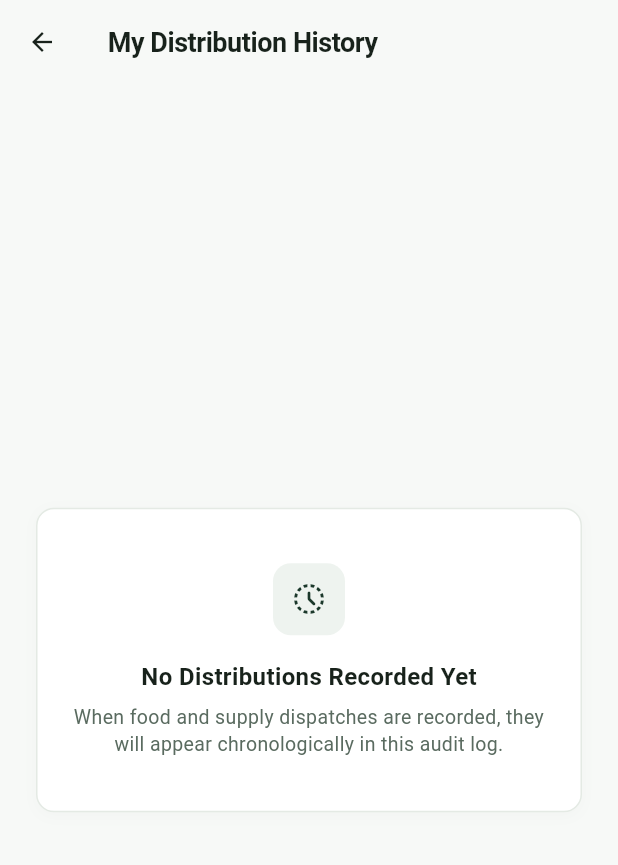
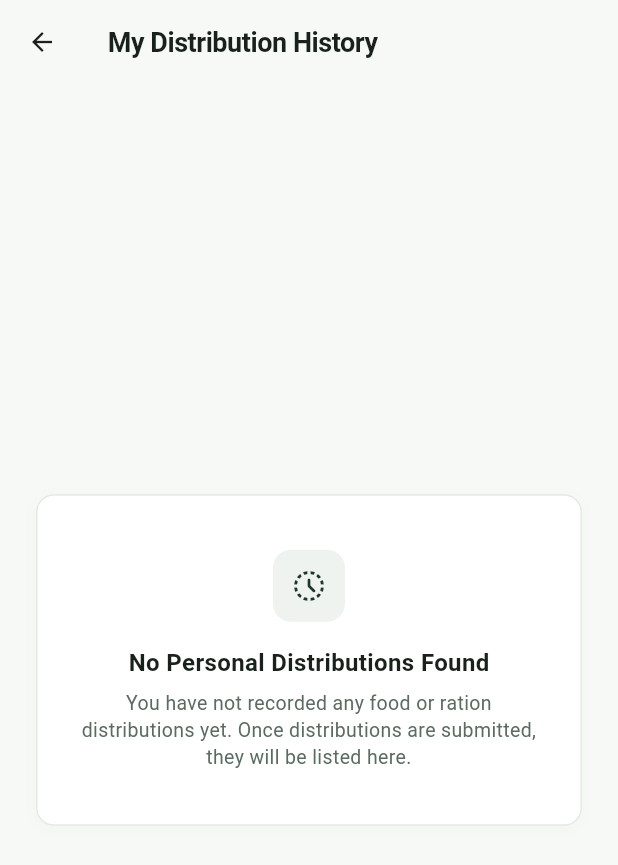
Before and after one commit to kalviumcommunity/SW2627-Flutter-AidGrid, a Flutter app: the screen it shows once a user with an empty profile is signed in, after a tap on "View Distribution History", on a phone screen of 412 x 824 dp. Shown: the top 865 px of the screen. Run offline on Flutter 3.47's test engine with Material 3 defaults, Android fonts, the phone set to English and light mode, and no system bars; our stand-ins replace cloud_firestore, firebase_auth, firebase_core; accounts and stored records are empty; statements that could not run were skipped.

Commit message:
feat: enhance Distribution History UI with clean empty state, loading spinner, and role safety

```diff
--- a/lib/screens/distribution/distribution_history_page.dart
+++ b/lib/screens/distribution/distribution_history_page.dart
@@ -1,3 +1,4 @@
+import 'package:firebase_auth/firebase_auth.dart';
 import 'package:flutter/material.dart';
 
 import '../../models/distribution_record.dart';
@@ -7,13 +8,17 @@ import '../../theme/components.dart';
 
 /// DistributionHistoryPage displays a real-time, chronological log of food
 /// and ration distributions across community sites.
+///
+/// Role-based access:
+/// - Admin (`isAdmin = true`): Views all distributions across the organization.
+/// - Volunteer (`isAdmin = false`): Scoped to the logged-in volunteer's distributions.
 class DistributionHistoryPage extends StatefulWidget {
   final bool isAdmin;
   final String? volunteerId;
 
   const DistributionHistoryPage({
     super.key,
-    this.isAdmin = true,
+    this.isAdmin = false,
     this.volunteerId,
   });
 
@@ -72,14 +77,12 @@ class _DistributionHistoryPageState extends State<DistributionHistoryPage> {
   }
 
   Stream<List<DistributionRecord>> get _stream {
-    if (!widget.isAdmin &&
-        widget.volunteerId != null &&
-        widget.volunteerId!.isNotEmpty) {
-      return _historyService.getVolunteerDistributionHistoryStream(
-        widget.volunteerId!,
-      );
+    if (widget.isAdmin) {
+      return _historyService.getDistributionHistoryStream();
     }
-    return _historyService.getDistributionHistoryStream();
+    final uid =
+        widget.volunteerId ?? FirebaseAuth.instance.currentUser?.uid ?? '';
+    return _historyService.getVolunteerDistributionHistoryStream(uid);
   }
 
   @override
@@ -95,7 +98,7 @@ class _DistributionHistoryPageState extends State<DistributionHistoryPage> {
           key: ValueKey(_retryKey),
           stream: _stream,
           builder: (context, snapshot) {
-            // 1. Loading state
+            // 1. Loading state while initial request is pending
             if (snapshot.connectionState == ConnectionState.waiting) {
               return const Center(
                 child: SizedBox(
@@ -109,21 +112,49 @@ class _DistributionHistoryPageState extends State<DistributionHistoryPage> {
               );
             }
 
-            // 2. Error state with retry option (when no data available)
-            if (snapshot.hasError &&
-                (snapshot.data == null || snapshot.data!.isEmpty)) {
+            // 2. Error state with retry option when Firestore query fails
+            if (snapshot.hasError) {
               return Center(
                 child: ConstrainedContent(
                   maxWidth: 520,
                   padding: const EdgeInsets.all(24),
+                  child: SoberCard(
+                    padding: const EdgeInsets.symmetric(
+                      horizontal: 24,
+                      vertical: 28,
+                    ),
                     child: Column(
                       mainAxisSize: MainAxisSize.min,
                       children: [
-                      NoticeBanner(
-                        message:
-                            'Unable to load distribution history: ${snapshot.error}',
+                        Container(
+                          width: 48,
+                          height: 48,
+                          decoration: BoxDecoration(
+                            color: AppColors.errorContainer,
+                            borderRadius: BorderRadius.circular(12),
+                          ),
+                          child: const Icon(
+                            Icons.error_outline_rounded,
+                            color: AppColors.error,
+                            size: 26,
+                          ),
                         ),
                         const SizedBox(height: 16),
+                        const Text(
+                          'Unable to Load Distribution History',
+                          style: TextStyle(
+                            fontSize: 16,
+                            fontWeight: FontWeight.w600,
+                            color: AppColors.textPrimary,
+                          ),
+                        ),
+                        const SizedBox(height: 8),
+                        Text(
+                          '${snapshot.error}',
+                          textAlign: TextAlign.center,
+                          style: AppTypography.bodyMedium,
+                        ),
+                        const SizedBox(height: 20),
                         OutlinedButton.icon(
                           icon: const Icon(Icons.refresh, size: 16),
                           label: const Text('Retry'),
@@ -136,12 +167,13 @@ class _DistributionHistoryPageState extends State<DistributionHistoryPage> {
                       ],
                     ),
                   ),
+                ),
               );
             }
 
             final allRecords = snapshot.data ?? [];
 
-            // 3. Global Empty State (no distributions recorded yet)
+            // 3. Clean, helpful empty state when no records exist
             if (allRecords.isEmpty) {
               return Center(
                 child: ConstrainedContent(
@@ -169,19 +201,23 @@ class _DistributionHistoryPageState extends State<DistributionHistoryPage> {
                           ),
                         ),
                         const SizedBox(height: 16),
-                        const Text(
-                          'No Distributions Recorded Yet',
-                          style: TextStyle(
+                        Text(
+                          widget.isAdmin
+                              ? 'No Distributions Recorded Yet'
+                              : 'No Personal Distributions Found',
+                          style: const TextStyle(
                             fontSize: 16,
                             fontWeight: FontWeight.w600,
                             color: AppColors.textPrimary,
                           ),
                         ),
                         const SizedBox(height: 6),
-                        const Text(
-                          'When food and supply dispatches are recorded, they will appear chronologically in this audit log.',
+                        Text(
+                          widget.isAdmin
+                              ? 'When food and supply dispatches are recorded across communities, they will appear chronologically in this audit log.'
+                              : 'You have not recorded any food or ration distributions yet. Once distributions are submitted, they will be listed here.',
                           textAlign: TextAlign.center,
-                          style: TextStyle(
+                          style: const TextStyle(
                             fontSize: 13,
                             color: AppColors.textSecondary,
                             height: 1.4,
@@ -194,7 +230,7 @@ class _DistributionHistoryPageState extends State<DistributionHistoryPage> {
               );
             }
 
-            // Filter by search query if provided
+            // Filter by search query if user has typed into search bar
             final filteredRecords = _searchQuery.trim().isEmpty
                 ? allRecords
                 : allRecords.where((r) {
@@ -214,17 +250,6 @@ class _DistributionHistoryPageState extends State<DistributionHistoryPage> {
                 child: Column(
                   crossAxisAlignment: CrossAxisAlignment.start,
                   children: [
-                    // Demo / Fallback notice banner if Firestore rules pending
-                    if (DistributionHistoryService.isUsingFallback ||
-                        snapshot.hasError) ...[
-                      NoticeBanner(
-                        message:
-                            'Notice: Cloud Firestore rules for "Distributions" are pending in Firebase Console (${DistributionHistoryService.lastFirestoreError ?? snapshot.error ?? "permission-denied"}). Showing sample distribution history records.',
-                        isError: false,
-                      ),
-                      const SizedBox(height: 16),
-                    ],
-
                     // Header with count badge
                     Row(
                       mainAxisAlignment: MainAxisAlignment.spaceBetween,
@@ -235,7 +260,7 @@ class _DistributionHistoryPageState extends State<DistributionHistoryPage> {
                         ),
                         SoberBadge(
                           label:
-                              '${filteredRecords.length} of ${allRecords.length} dispatches',
+                              '${filteredRecords.length} of ${allRecords.length} records',
                           backgroundColor: AppColors.secondaryContainer,
                           textColor: AppColors.textSecondary,
                         ),
@@ -271,7 +296,7 @@ class _DistributionHistoryPageState extends State<DistributionHistoryPage> {
                     ),
                     const SizedBox(height: 16),
 
-                    // Filtered empty state
+                    // Filtered empty state (search query returned no results)
                     if (filteredRecords.isEmpty) ...[
                       Center(
                         child: Padding(
@@ -393,13 +418,26 @@ class _DistributionRecordCard extends StatelessWidget {
               const SizedBox(width: 8),
               // Quantity pill badge
               SoberBadge(
-                label: '${record.quantity} ${record.unit}',
+                label: record.unit.isNotEmpty
+                    ? '${record.quantity} ${record.unit}'
+                    : '${record.quantity}',
                 backgroundColor: AppColors.successContainer,
                 textColor: AppColors.success,
                 icon: Icons.check_circle_outline,
               ),
             ],
           ),
+
+          if (record.assignmentId != null &&
+              record.assignmentId!.isNotEmpty) ...[
+            const SizedBox(height: 8),
+            SoberBadge(
+              label: 'Assignment: ${record.assignmentId}',
+              backgroundColor: AppColors.secondaryContainer,
+              textColor: AppColors.textSecondary,
+              icon: Icons.assignment_outlined,
+            ),
+          ],
 
           const SizedBox(height: 12),
           const Divider(height: 1),
--- a/lib/services/distribution_history_service.dart
+++ b/lib/services/distribution_history_service.dart
@@ -4,13 +4,14 @@ import 'package:cloud_firestore/cloud_firestore.dart';
 
 import '../models/distribution_record.dart';
 
-/// Dedicated service responsible for retrieving distribution records from Firestore.
+/// Dedicated service responsible for retrieving distribution records from Cloud Firestore.
 ///
 /// Strictly isolated to the Distribution History module:
 /// - Reads from the `Distributions` Firestore collection.
-/// - Does not modify or deduct inventory quantities.
-/// - Does not create production distributions.
-/// - Provides fallback handling when Firestore security rules are pending in Firebase Console.
+/// - Converts Firestore documents into immutable `DistributionRecord` instances.
+/// - Sorts records newest first (`distributedAt` descending).
+/// - Exposes real-time streams for reactive UI updates.
+/// - Does NOT write to `Distributions` or modify `Inventory`.
 class DistributionHistoryService {
   final FirebaseFirestore _firestore;
 
@@ -20,13 +21,47 @@ class DistributionHistoryService {
   CollectionReference<Map<String, dynamic>> get _distributionsCollection =>
       _firestore.collection('Distributions');
 
-  /// Indicates whether the service is operating in fallback mode due to
-  /// pending/restricted Firestore security rules in Firebase Console.
-  static bool isUsingFallback = false;
-  static String? lastFirestoreError;
+  /// Streams real-time distribution history across the entire organization,
+  /// sorted newest first.
+  ///
+  /// Emits real Firestore data. If the collection is empty, emits an empty list `[]`.
+  /// Propagates Firestore errors (e.g., permission-denied) to the stream.
+  Stream<List<DistributionRecord>> getDistributionHistoryStream() {
+    return _distributionsCollection.snapshots().map((snapshot) {
+      final records = snapshot.docs
+          .map((doc) => DistributionRecord.fromFirestore(doc))
+          .toList();
+      records.sort((a, b) => b.distributedAt.compareTo(a.distributedAt));
+      return records;
+    });
+  }
 
-  /// Default sample distributions for demonstration when Firestore security rules
-  /// are not yet deployed in the Firebase Console.
+  /// Streams distribution history specifically recorded by a volunteer's UID,
+  /// sorted newest first.
+  ///
+  /// Uses `.where('volunteerId', isEqualTo: volunteerId)` to adhere to scoped
+  /// Firestore security rules and prevent unauthorized data leakage.
+  Stream<List<DistributionRecord>> getVolunteerDistributionHistoryStream(
+    String volunteerId,
+  ) {
+    final vId = volunteerId.trim();
+    if (vId.isEmpty) {
+      return Stream.value(<DistributionRecord>[]);
+    }
+
+    return _distributionsCollection
+        .where('volunteerId', isEqualTo: vId)
+        .snapshots()
+        .map((snapshot) {
+          final records = snapshot.docs
+              .map((doc) => DistributionRecord.fromFirestore(doc))
+              .toList();
+          records.sort((a, b) => b.distributedAt.compareTo(a.distributedAt));
+          return records;
+        });
+  }
+
+  /// Default sample distributions for automated unit testing and preview fixtures.
   static List<DistributionRecord> getDefaultSampleDistributions() {
     final now = DateTime.now();
     return [
@@ -82,145 +117,4 @@ class DistributionHistoryService {
       ),
     ];
   }
-
-  static final List<DistributionRecord> _localDistributions = [];
-  static final StreamController<List<DistributionRecord>>
-  _localStreamController =
-      StreamController<List<DistributionRecord>>.broadcast();
-
-  static void _ensureInitialized() {
-    if (_localDistributions.isEmpty) {
-      _localDistributions.addAll(getDefaultSampleDistributions());
-    }
-  }
-
-  /// Streams real-time distribution history across the entire organization,
-  /// sorted newest first.
-  Stream<List<DistributionRecord>> getDistributionHistoryStream() {
-    _ensureInitialized();
-
-    late StreamController<List<DistributionRecord>> controller;
-    StreamSubscription? firestoreSub;
-    StreamSubscription? localSub;
-
-    controller = StreamController<List<DistributionRecord>>(
-      onListen: () {
-        if (isUsingFallback) {
-          final sorted = List<DistributionRecord>.from(_localDistributions)
-            ..sort((a, b) => b.distributedAt.compareTo(a.distributedAt));
-          controller.add(sorted);
-        }
-
-        // Connect to Firestore collection
-        firestoreSub = _distributionsCollection.snapshots().listen(
-          (snapshot) {
-            isUsingFallback = false;
-            lastFirestoreError = null;
-            final records = snapshot.docs
-                .map((doc) => DistributionRecord.fromFirestore(doc))
-                .toList();
-            records.sort((a, b) => b.distributedAt.compareTo(a.distributedAt));
-
-            _localDistributions
-              ..clear()
-              ..addAll(records);
-
-            if (!controller.isClosed) {
-              controller.add(records);
-            }
-          },
-          onError: (error) {
-            isUsingFallback = true;
-            lastFirestoreError = error.toString();
-            final sorted = List<DistributionRecord>.from(_localDistributions)
-              ..sort((a, b) => b.distributedAt.compareTo(a.distributedAt));
-            if (!controller.isClosed) {
-              controller.add(sorted);
-            }
-          },
-        );
-
-        localSub = _localStreamController.stream.listen((records) {
-          if (!controller.isClosed) {
-            final sorted = List<DistributionRecord>.from(records)
-              ..sort((a, b) => b.distributedAt.compareTo(a.distributedAt));
-            controller.add(sorted);
-          }
-        });
-      },
-      onCancel: () {
-        firestoreSub?.cancel();
-        localSub?.cancel();
-      },
-    );
-
-    return controller.stream;
-  }
-
-  /// Streams distribution history for a specific volunteer UID.
-  Stream<List<DistributionRecord>> getVolunteerDistributionHistoryStream(
-    String volunteerId,
-  ) {
-    _ensureInitialized();
-
-    late StreamController<List<DistributionRecord>> controller;
-    StreamSubscription? firestoreSub;
-    StreamSubscription? localSub;
-
-    List<DistributionRecord> filter(List<DistributionRecord> list) {
-      if (volunteerId.isEmpty) return list;
-      return list
-          .where(
-            (r) =>
-                r.volunteerId == volunteerId || r.id.startsWith('dist-sample-'),
-          )
-          .toList()
-        ..sort((a, b) => b.distributedAt.compareTo(a.distributedAt));
-    }
-
-    controller = StreamController<List<DistributionRecord>>(
-      onListen: () {
-        controller.add(filter(_localDistributions));
-
-        firestoreSub = _distributionsCollection
-            .where('volunteerId', isEqualTo: volunteerId)
-            .snapshots()
-            .listen(
-              (snapshot) {
-                isUsingFallback = false;
-                lastFirestoreError = null;
-                final records = snapshot.docs
-                    .map((doc) => DistributionRecord.fromFirestore(doc))
-                    .toList();
-                records.sort(
-                  (a, b) => b.distributedAt.compareTo(a.distributedAt),
-                );
-
-                if (!controller.isClosed) {
-                  controller.add(records);
-                }
-              },
-              onError: (error) {
-                isUsingFallback = true;
-                lastFirestoreError = error.toString();
-                if (!controller.isClosed) {
-                  controller.add(filter(_localDistributions));
-                }
-              },
-            );
-
-        localSub = _localStreamController.stream.listen((records) {
-          if (!controller.isClosed) {
-            controller.add(filter(records));
-          }
-        });
-      },
-      onCancel: () {
-        firestoreSub?.cancel();
-        localSub?.cancel();
-      },
-    );
-
-    return controller.stream;
-  }
 }
```
Lines whose indentation alone changed are shown as unchanged.
